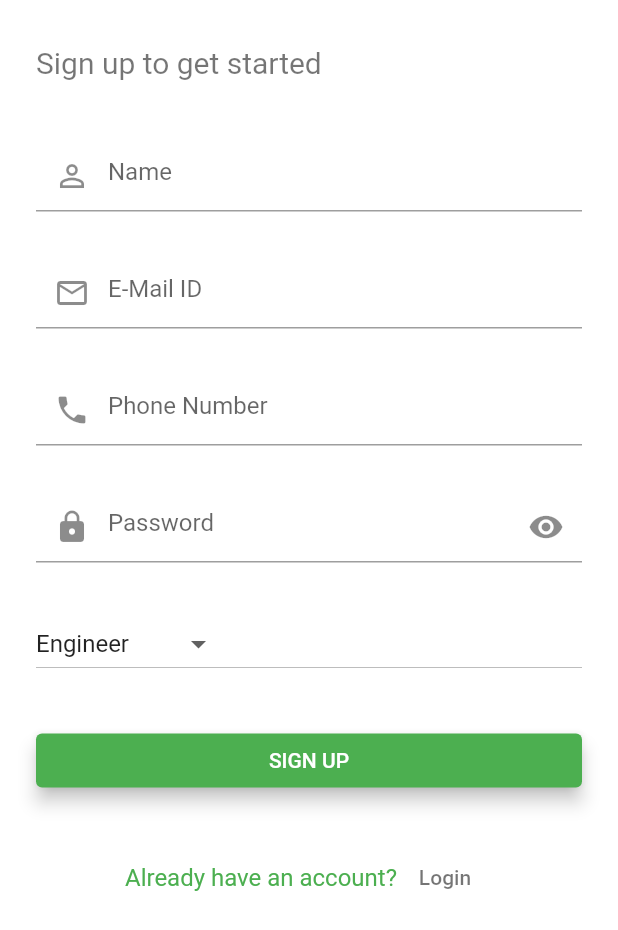
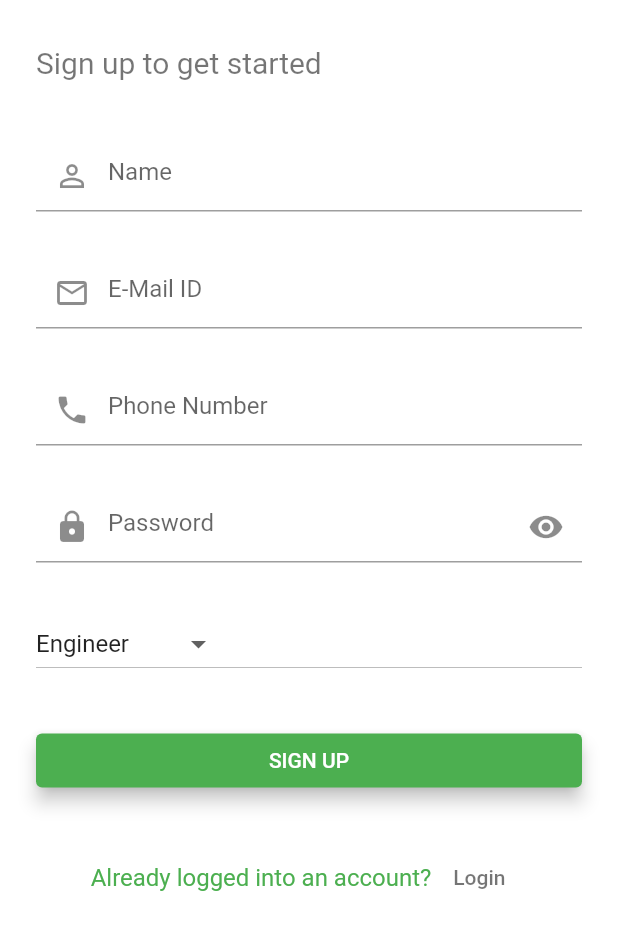
Before and after one commit to sujay00005/movie, a Flutter app: the screen it shows after launch, after a tap on "SIGN UP", on a phone screen of 412 x 824 dp. Shown: the top 930 px of the screen. Run offline on Flutter 3.47's test engine with Material 2 defaults, Android fonts, the phone set to English and light mode, and no system bars; our stand-ins replace shared_preferences; accounts and stored records are empty.

Commit message:
First Changes

```diff
--- a/lib/main.dart
+++ b/lib/main.dart
@@ -1,27 +1,24 @@
 import 'package:flutter/material.dart';
 import 'package:movie/screens/login_screen.dart';
 import 'package:movie/screens/registration_screen.dart';
-import 'package:movie/screens/welcome_screen.dart';
-import 'networking.dart';
+import 'package:shared_preferences/shared_preferences.dart';
 
-void main() async {
-  runApp(MyApp());
+var email;
+var password;
+
+Future<void> main() async {
+  WidgetsFlutterBinding.ensureInitialized();
+  SharedPreferences prefs = await SharedPreferences.getInstance();
+  email = prefs.getString('email');
+  password = prefs.getString('password');
+  runApp(MaterialApp(
+    debugShowCheckedModeBanner: false,
+    title: 'Flutter Demo',
+    theme: ThemeData(
+      primarySwatch: Colors.green,
+    ),
+    home: email == null
+        ? RegistrationScreen(prefs: prefs)
+        : LoginScreen(prefs: prefs),
+  ));
 }
-
-class MyApp extends StatelessWidget {
-  @override
-  Widget build(BuildContext context) {
-    return MaterialApp(
-        debugShowCheckedModeBanner: false,
-        title: 'Flutter Demo',
-        theme: ThemeData(
-          primarySwatch: Colors.blue,
-        ),
-        initialRoute: RegistrationScreen.id,
-        routes: {
-          WelcomeScreen.id: (context) => WelcomeScreen(),
-          LoginScreen.id: (context) => LoginScreen(),
-          RegistrationScreen.id: (context) => RegistrationScreen(),
-        });
-  }
-}
--- a/lib/screens/about_screen.dart
+++ b/lib/screens/about_screen.dart
@@ -21,7 +21,7 @@ class AboutScreen extends StatelessWidget {
                       fontWeight: FontWeight.bold,
                     ),
                   ),
-                  Text('Housy'),
+                  Text('Geeksynergy Technologies Pvt Ltd'),
                 ],
               ),
               Row(
@@ -32,7 +32,7 @@ class AboutScreen extends StatelessWidget {
                       fontWeight: FontWeight.bold,
                     ),
                   ),
-                  Text('Pune, India'),
+                  Text('Sanjaynagar, Bengaluru-56'),
                 ],
               ),
               Row(
@@ -55,7 +55,7 @@ class AboutScreen extends StatelessWidget {
                     ),
                   ),
                   Text(
-                    'XXXXXX@housy.com',
+                    'XXXXXX@gmail.com',
                     style: TextStyle(
                         color: Colors.purpleAccent,
                         decoration: TextDecoration.underline),
--- a/lib/screens/registration_screen.dart
+++ b/lib/screens/registration_screen.dart
@@ -1,29 +1,24 @@
 import 'package:flutter/material.dart';
 import 'package:flutter/services.dart';
 import 'package:movie/screens/welcome_screen.dart';
-import 'login_screen.dart';
 import 'package:shared_preferences/shared_preferences.dart';
 
-SharedPreferences? localStorage;
-String? _password;
+import 'login_screen.dart';
+
 String? email;
+String? password;
 
 class RegistrationScreen extends StatefulWidget {
-  static String id = 'registration_screen';
+  const RegistrationScreen({required this.prefs});
+  final SharedPreferences prefs;
 
   @override
   _RegistrationScreenState createState() => _RegistrationScreenState();
-
-  bool checkUser({required String password, required String mail}) {
-    return (password == _password && mail == email) ? true : false;
-  }
 }
 
 class _RegistrationScreenState extends State<RegistrationScreen> {
   bool _passwordVisibility = false;
   String selectedOccupation = 'Engineer';
-
-  Future<SharedPreferences> prefs = SharedPreferences.getInstance();
 
   TextEditingController emailController = TextEditingController();
   TextEditingController passwordController = TextEditingController();
@@ -76,9 +71,9 @@ class _RegistrationScreenState extends State<RegistrationScreen> {
                       hintText: 'E-Mail ID',
                     ),
                     controller: emailController,
-                    onChanged: (value) {
-                      email = value;
-                    },
+                    // onChanged: (value) {
+                    //   email = value;
+                    // },
                   ),
                   SizedBox(
                     height: 30,
@@ -114,9 +109,9 @@ class _RegistrationScreenState extends State<RegistrationScreen> {
                     obscureText: _passwordVisibility ? false : true,
                     textAlign: TextAlign.left,
                     controller: passwordController,
-                    onChanged: (value) {
-                      _password = value;
-                    },
+                    // onChanged: (value) {
+                    //   _password = value;
+                    // },
                   ),
                   SizedBox(
                     height: 30.0,
@@ -156,42 +151,45 @@ class _RegistrationScreenState extends State<RegistrationScreen> {
                         elevation: 5.0,
                       ),
                       onPressed: () {
-                        _password = passwordController.text;
+                        password = passwordController.text;
                         email = emailController.text;
-                        // name = nameController.text;
-                        // mobile = mobileController.text;
 
                         try {
-                          if (_password == '' ||
-                              email == '' ||
+                          if (passwordController.text == '' ||
+                              emailController.text == '' ||
                               nameController.text == '' ||
                               mobileController.text == '') {
                             print('Wrong credentials');
                           } else {
-                            localStorage!
+                            widget.prefs
                                 .setString('email', emailController.text);
-                            localStorage!
+                            widget.prefs
                                 .setString('password', passwordController.text);
-                            localStorage!
-                                .setString('name', nameController.text);
-                            localStorage!
+                            widget.prefs.setString('name', nameController.text);
+                            widget.prefs
                                 .setString('mobile', mobileController.text);
-                            localStorage!
+                            widget.prefs
                                 .setString('occupation', selectedOccupation);
 
-                            Navigator.pushNamed(context, LoginScreen.id);
-
-                            // Navigator.push(
-                            //   context,
-                            //   MaterialPageRoute(
-                            //     builder: (context) {
-                            //       return WelcomeScreen();
-                            //     },
-                            //   ),
-                            // );
+                            Navigator.push(
+                              context,
+                              MaterialPageRoute(
+                                builder: (context) {
+                                  return WelcomeScreen(prefs: widget.prefs);
+                                },
+                              ),
+                            );
                           }
                         } catch (error) {
                           print(error);
+                          Navigator.push(
+                            context,
+                            MaterialPageRoute(
+                              builder: (context) {
+                                return LoginScreen(prefs: widget.prefs);
+                              },
+                            ),
+                          );
                         }
                       }),
                   SizedBox(
@@ -201,7 +199,7 @@ class _RegistrationScreenState extends State<RegistrationScreen> {
                     mainAxisAlignment: MainAxisAlignment.center,
                     children: <Widget>[
                       Text(
-                        'Already have an account?',
+                        'Already logged into an account?',
                         textAlign: TextAlign.right,
                         style: TextStyle(
                           fontSize: 16,
@@ -210,7 +208,14 @@ class _RegistrationScreenState extends State<RegistrationScreen> {
                       ),
                       TextButton(
                         onPressed: () {
-                          Navigator.pushNamed(context, LoginScreen.id);
+                          Navigator.push(
+                            context,
+                            MaterialPageRoute(
+                              builder: (context) {
+                                return LoginScreen(prefs: widget.prefs);
+                              },
+                            ),
+                          );
                         },
                         child: Text(
                           'Login',
```
Also changed, not shown: lib/screens/login_screen.dart (+24 -22 lines), lib/screens/welcome_screen.dart (+29 -8 lines), 1 other file.
